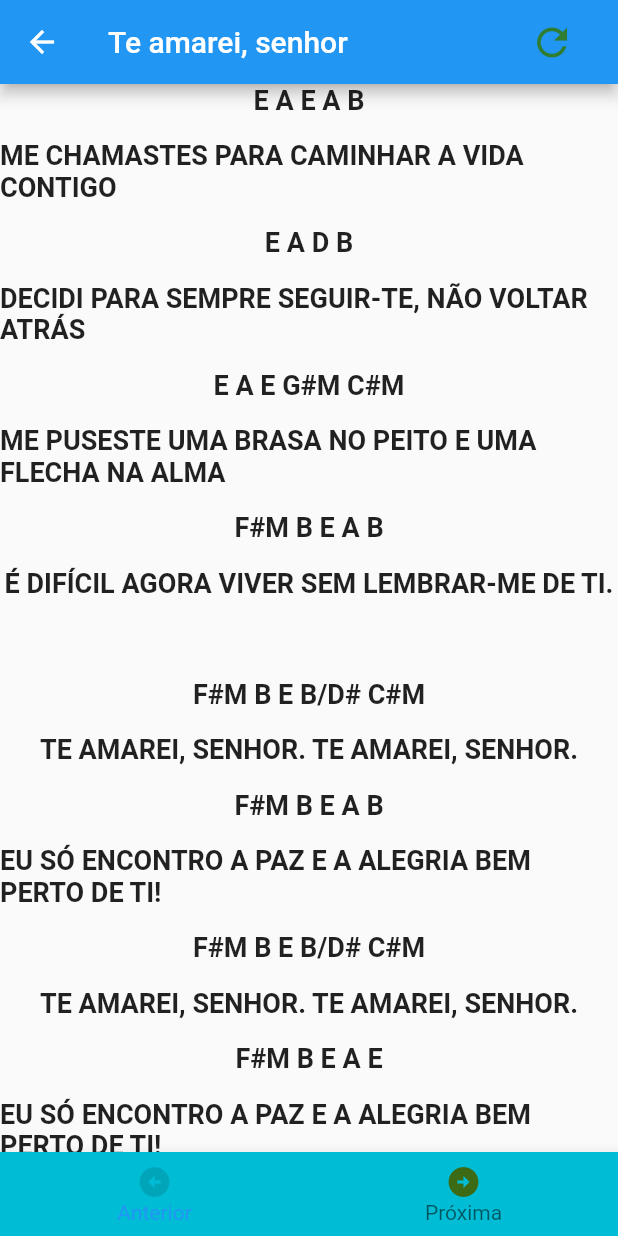
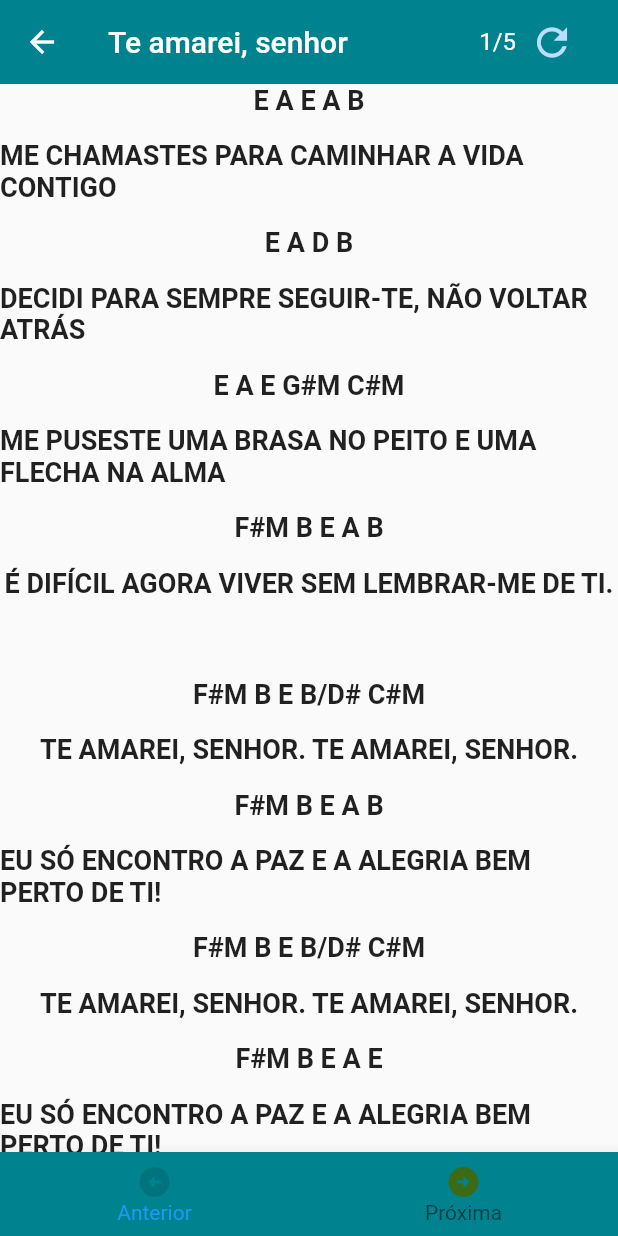
Before and after one commit to ddiasguto/mliturgica, a Flutter app: the SheetPage widget shown alone on an empty page, opened directly, after a tap on "Navegar Pela Partitura", on a phone screen of 412 x 824 dp. Run offline on Flutter 3.47's test engine with Material 2 defaults, Android fonts, the phone set to English and light mode, and no system bars; statements that could not run were skipped.

Commit message:
colors changed, mino design alterations

```diff
--- a/lib/components/change_chant_button.dart
+++ b/lib/components/change_chant_button.dart
@@ -15,7 +15,7 @@ class ChangeChant extends StatelessWidget {
         icon: Icon(
           Icons.refresh,
           size: 30,
-          color: Colors.green[800],
+          color: Colors.blue[100],
         ),
         onPressed: () {
           maestro.changeChant(maestro.indexCategory);
--- a/lib/main.dart
+++ b/lib/main.dart
@@ -5,7 +5,7 @@ import 'package:flutter/material.dart';
 import 'package:provider/provider.dart';
 
 import 'components/app_bars.dart';
-import 'components/home.dart';
+import 'pages/home.dart';
 
 void main() {
   runApp(
@@ -62,7 +62,7 @@ class _MyStatefulWidgetState extends State<MyStatefulWidget> {
       ),
       bottomNavigationBar: BottomNavigationBar(
         elevation: 0,
-        backgroundColor: const Color.fromARGB(255, 152, 226, 233),
+        backgroundColor: Colors.cyan[400],
         items: const <BottomNavigationBarItem>[
           BottomNavigationBarItem(
             icon: Icon(Icons.home),
--- a/lib/pages/sheet_page.dart
+++ b/lib/pages/sheet_page.dart
@@ -17,8 +17,7 @@ class _SheetPageState extends State<SheetPage> {
   @override
   Widget build(BuildContext context) {
     Maestro maestro = Provider.of<Maestro>(context);
-    return Center(
-      child: Column(children: [
+    return Column(mainAxisAlignment: MainAxisAlignment.center, children: [
       Container(
         width: 300,
         height: 45,
@@ -93,7 +92,6 @@ class _SheetPageState extends State<SheetPage> {
           ),
         ),
       )
-      ]),
-    );
+    ]);
   }
 }
--- a/lib/pages/show_music.dart
+++ b/lib/pages/show_music.dart
@@ -33,7 +33,14 @@ class ShowMusicState extends State<ShowMusic> {
     return Scaffold(
         appBar: AppBar(
           title: Text('${maestro.localList[currentIndex][0]}'),
+          backgroundColor: Colors.cyan[800],
+          elevation: 0,
           actions: [
+            Center(
+              child: Text(
+                  "${maestro.getCurrentIndex + 1}/${maestro.localList.length}",
+                  style: TextStyle(fontSize: 16)),
+            ),
             ChangeChant(),
             Container(
               width: 20,
@@ -41,7 +48,7 @@ class ShowMusicState extends State<ShowMusic> {
           ],
         ),
         bottomNavigationBar: BottomNavigationBar(
-          backgroundColor: Colors.cyan,
+          backgroundColor: Colors.cyan[800],
           items: <BottomNavigationBarItem>[
             const BottomNavigationBarItem(
               icon: PreviousButton(),
```
Lines whose indentation alone changed are shown as unchanged.
